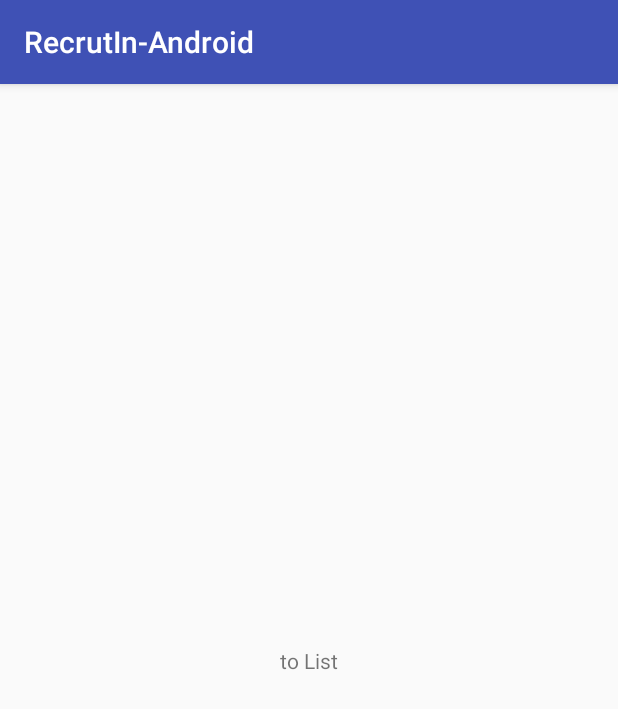
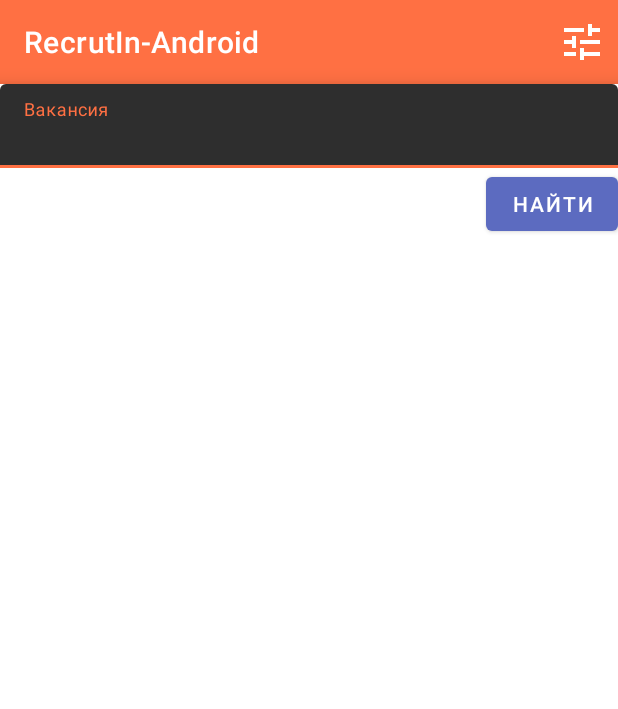
Before and after one commit to yarplux/Android_jobsFinder, an Android app: the screen it shows after launch (MainActivity), on a phone screen of 412 x 824 dp. Shown: the top 709 px of the screen. Run offline under Robolectric (Android 15) with nearby library versions, the phone set to English and light mode, and no system bars.

Commit message:
Задача #2.2
Функционал:

 + макет формы в выбранных цветах

```diff
--- a/app/src/main/AndroidManifest.xml
+++ b/app/src/main/AndroidManifest.xml
@@ -8,7 +8,7 @@
         android:label="@string/app_name"
         android:roundIcon="@mipmap/ic_launcher_round"
         android:supportsRtl="true"
-        android:theme="@style/AppTheme">
+        android:theme="@style/Theme.RecruteIn">
         <activity android:name=".MainActivity">
             <intent-filter>
                 <action android:name="android.intent.action.MAIN" />
--- /dev/null
+++ b/app/src/main/java/com/shifu/user/recrutin_android/GridFragment.java
@@ -0,0 +1,59 @@
+package com.shifu.user.recrutin_android;
+
+import android.os.Bundle;
+import android.support.annotation.NonNull;
+import android.support.v4.app.Fragment;
+import android.support.v7.app.AppCompatActivity;
+import android.support.v7.widget.GridLayoutManager;
+import android.support.v7.widget.RecyclerView;
+import android.support.v7.widget.Toolbar;
+import android.view.LayoutInflater;
+import android.view.Menu;
+import android.view.MenuInflater;
+import android.view.View;
+import android.view.ViewGroup;
+
+public class GridFragment extends Fragment{
+
+    @Override
+    public void onCreate(Bundle savedInstanceState) {
+        super.onCreate(savedInstanceState);
+        setHasOptionsMenu(true);
+    }
+
+    @Override
+    public View onCreateView(
+            @NonNull LayoutInflater inflater, ViewGroup container, Bundle savedInstanceState) {
+
+        View view = inflater.inflate(R.layout.grid_fragment, container, false);
+
+        setUpToolbar(view);
+
+        RecyclerView recyclerView = view.findViewById(R.id.recycler_view);
+        recyclerView.setHasFixedSize(true);
+        GridLayoutManager gridLayoutManager = new GridLayoutManager(getContext(), 2, GridLayoutManager.VERTICAL, false);
+        recyclerView.setLayoutManager(gridLayoutManager);
+//        recyclerView.setAdapter(adapter);
+//        int largePadding = getResources().getDimensionPixelSize(R.dimen.shr_staggered_product_grid_spacing_large);
+//        int smallPadding = getResources().getDimensionPixelSize(R.dimen.shr_staggered_product_grid_spacing_small);
+//        recyclerView.addItemDecoration(new ProductGridItemDecoration(largePadding, smallPadding));
+
+        return view;
+    }
+
+    private void setUpToolbar(View view) {
+        Toolbar toolbar = view.findViewById(R.id.app_bar);
+        AppCompatActivity activity = (AppCompatActivity) getActivity();
+        if (activity != null) {
+            activity.setSupportActionBar(toolbar);
+        }
+    }
+
+    @Override
+    public void onCreateOptionsMenu(Menu menu, MenuInflater menuInflater) {
+        menuInflater.inflate(R.menu.toolbar_menu, menu);
+        super.onCreateOptionsMenu(menu, menuInflater);
+    }
+
+
+}
--- a/app/src/main/java/com/shifu/user/recrutin_android/MainActivity.java
+++ b/app/src/main/java/com/shifu/user/recrutin_android/MainActivity.java
@@ -1,13 +1,43 @@
 package com.shifu.user.recrutin_android;
 
+import android.support.v4.app.Fragment;
+import android.support.v4.app.FragmentTransaction;
 import android.support.v7.app.AppCompatActivity;
 import android.os.Bundle;
 
-public class MainActivity extends AppCompatActivity {
+public class MainActivity extends AppCompatActivity implements NavigationHost{
 
     @Override
     protected void onCreate(Bundle savedInstanceState) {
         super.onCreate(savedInstanceState);
         setContentView(R.layout.activity_main);
+
+        if (savedInstanceState == null) {
+            getSupportFragmentManager()
+                    .beginTransaction()
+                    .add(R.id.container, new GridFragment())
+                    .commit();
+        }
+    }
+
+    /**
+     * Navigate to the given fragment.
+     *
+     * @param fragment       Fragment to navigate to.
+     * @param addToBackstack Whether or not the current fragment should be added to the backstack.
+     */
+
+    @Override
+    public void navigateTo(Fragment fragment, boolean addToBackstack) {
+        FragmentTransaction transaction =
+                getSupportFragmentManager()
+                        .beginTransaction()
+                        .replace(R.id.container, fragment);
+
+        if (addToBackstack) {
+            transaction.addToBackStack(null);
+        }
+
+        transaction.commit();
     }
 }
--- /dev/null
+++ b/app/src/main/java/com/shifu/user/recrutin_android/NavigationHost.java
@@ -0,0 +1,7 @@
+package com.shifu.user.recrutin_android;
+
+import android.support.v4.app.Fragment;
+
+public interface NavigationHost {
+    void navigateTo(Fragment fragment, boolean addToBackstack);
+}
--- /dev/null
+++ b/app/src/main/res/drawable-v24/filter.xml
@@ -0,0 +1,12 @@
+<vector xmlns:android="http://schemas.android.com/apk/res/android"
+    android:width="24dp"
+    android:height="24dp"
+    android:tint="@color/toolbarIconColor"
+    android:viewportWidth="18"
+    android:viewportHeight="18">
+    <path
+        android:fillColor="#FF000000"
+        android:pathData="M0,14L0,16L6,16L6,14L0,14ZM0,2L0,4L10,4L10,2L0,2ZM10,18L10,16L18,16L18,14L10,14L10,12L8,12L8,18L10,18ZM4,6L4,8L0,8L0,10L4,10L4,12L6,12L6,6L4,6ZM18,10L18,8L8,8L8,10L18,10ZM12,6L14,6L14,4L18,4L18,2L14,2L14,0L12,0L12,6Z"
+        android:strokeWidth="1"
+        android:strokeColor="#00000000" />
+</vector>
--- a/app/src/main/res/layout/activity_main.xml
+++ b/app/src/main/res/layout/activity_main.xml
@@ -1,18 +1,7 @@
 <?xml version="1.0" encoding="utf-8"?>
-<android.support.constraint.ConstraintLayout xmlns:android="http://schemas.android.com/apk/res/android"
-    xmlns:app="http://schemas.android.com/apk/res-auto"
+<FrameLayout xmlns:android="http://schemas.android.com/apk/res/android"
     xmlns:tools="http://schemas.android.com/tools"
+    android:id="@+id/container"
     android:layout_width="match_parent"
     android:layout_height="match_parent"
-    tools:context=".MainActivity">
-
-    <TextView
-        android:layout_width="wrap_content"
-        android:layout_height="wrap_content"
-        android:text="to List"
-        app:layout_constraintBottom_toBottomOf="parent"
-        app:layout_constraintLeft_toLeftOf="parent"
-        app:layout_constraintRight_toRightOf="parent"
-        app:layout_constraintTop_toTopOf="parent" />
-
-</android.support.constraint.ConstraintLayout>
+    tools:context=".MainActivity" />
--- /dev/null
+++ b/app/src/main/res/layout/grid_fragment.xml
@@ -0,0 +1,66 @@
+<?xml version="1.0" encoding="utf-8"?>
+<FrameLayout xmlns:android="http://schemas.android.com/apk/res/android"
+    xmlns:app="http://schemas.android.com/apk/res-auto"
+    xmlns:tools="http://schemas.android.com/tools"
+    android:layout_width="match_parent"
+    android:layout_height="match_parent"
+    tools:context=".GridFragment">
+
+    <android.support.design.widget.AppBarLayout
+        android:layout_width="match_parent"
+        android:layout_height="wrap_content"
+        app:elevation="0dp">
+
+        <android.support.v7.widget.Toolbar
+            android:id="@+id/app_bar"
+            android:theme="@style/Widget.RecruteIn.Toolbar"
+            android:layout_width="match_parent"
+            android:layout_height="?attr/actionBarSize"
+            app:title="@string/app_name"/>
+            <!--app:navigationIcon="@drawable/shr_menu"-->
+    </android.support.design.widget.AppBarLayout>
+
+    <android.support.v4.widget.NestedScrollView
+        android:layout_width="match_parent"
+        android:layout_height="match_parent"
+        android:layout_marginTop="?attr/actionBarSize"
+        android:background="@color/productGridBackgroundColor"
+        android:elevation="@dimen/def_elevation">
+        <!--app:layout_behavior="@string/appbar_scrolling_view_behavior"-->
+
+        <LinearLayout
+            android:layout_width="match_parent"
+            android:layout_height="wrap_content"
+            android:orientation="vertical">
+
+            <android.support.design.widget.TextInputLayout
+                style="@style/Widget.RecruteIn.TextInputLayout"
+                android:layout_width="match_parent"
+                android:layout_height="wrap_content"
+                android:hint="@string/hint_find">
+
+                <android.support.design.widget.TextInputEditText
+                    android:id="@+id/search_text"
+                    android:layout_width="match_parent"
+                    android:layout_height="wrap_content"
+                    android:inputType="text"
+                    android:maxLines="1" />
+            </android.support.design.widget.TextInputLayout>
+
+            <android.support.design.button.MaterialButton
+                android:id="@+id/search_button"
+                android:layout_gravity="end"
+                style="@style/Widget.RecruteIn.Button"
+                android:layout_width="wrap_content"
+                android:layout_height="wrap_content"
+                android:text="@string/action_find" />
+
+            <android.support.v7.widget.RecyclerView
+                android:id="@+id/recycler_view"
+                android:layout_width="match_parent"
+                android:layout_height="match_parent" />
+        </LinearLayout>
+
+    </android.support.v4.widget.NestedScrollView>
+
+</FrameLayout>
--- /dev/null
+++ b/app/src/main/res/menu/toolbar_menu.xml
@@ -0,0 +1,10 @@
+<?xml version="1.0" encoding="utf-8"?>
+<menu xmlns:android="http://schemas.android.com/apk/res/android"
+    xmlns:app="http://schemas.android.com/apk/res-auto">
+
+    <item
+        android:id="@+id/filter"
+        android:icon="@drawable/filter"
+        android:title="@string/filter_title"
+        app:showAsAction="always" />
+</menu>
--- /dev/null
+++ b/app/src/main/res/raw/test_data.json
@@ -0,0 +1,5 @@
+[
+  {
+
+  }
+]
--- a/app/src/main/res/values/colors.xml
+++ b/app/src/main/res/values/colors.xml
@@ -1,6 +1,15 @@
 <?xml version="1.0" encoding="utf-8"?>
 <resources>
-    <color name="colorPrimary">#3F51B5</color>
-    <color name="colorPrimaryDark">#303F9F</color>
-    <color name="colorAccent">#FF4081</color>
+    <color name="colorPrimary">#ff7043</color>
+    <color name="colorPrimaryDark">#c63f17</color>
+
+    <color name="toolbarIconColor">@color/textColorAccent</color>
+    <color name="colorControlActivated">@color/colorPrimaryDark</color>
+
+    <color name="colorAccent">#5c6bc0</color>
+
+    <color name="textColorAccent">#ffffff</color>
+    <color name="textColorPrimary">#000000</color>
+
+    <color name="productGridBackgroundColor">#FFFFFF</color>
 </resources>
--- a/app/src/main/res/values/strings.xml
+++ b/app/src/main/res/values/strings.xml
@@ -1,3 +1,12 @@
 <resources>
     <string name="app_name">RecrutIn-Android</string>
+
+    <string name="hint_find">Вакансия</string>
+    <string name="action_find">Найти</string>
+
+    <string name="fake_description">Описание вакансии</string>
+    <string name="fake_title">@string/hint_find</string>
+
+
+    <string name="filter_title">Фильтр</string>
 </resources>
--- a/app/src/main/res/values/styles.xml
+++ b/app/src/main/res/values/styles.xml
@@ -1,11 +1,34 @@
-<resources>
+<resources  xmlns:tools="http://schemas.android.com/tools">
 
     <!-- Base application theme. -->
-    <style name="AppTheme" parent="Theme.AppCompat.Light.DarkActionBar">
-        <!-- Customize your theme here. -->
+    <style name="Theme.RecruteIn" parent="Theme.MaterialComponents.NoActionBar">
+
+        <item name="android:statusBarColor" tools:targetApi="m">@color/colorControlActivated</item>
+        <item name="android:windowLightStatusBar" tools:targetApi="m">false</item>
+
         <item name="colorPrimary">@color/colorPrimary</item>
         <item name="colorPrimaryDark">@color/colorPrimaryDark</item>
+        <item name="android:textColorPrimary">@color/textColorPrimary</item>
         <item name="colorAccent">@color/colorAccent</item>
+        <item name="colorControlActivated">@color/colorControlActivated</item>
+    </style>
+
+    <!--Text input theme-->
+    <style name="Widget.RecruteIn.TextInputLayout" parent="Widget.MaterialComponents.TextInputLayout.FilledBox">
+        <item name="android:textColor">@color/textColorPrimary</item>
+    </style>
+
+    <!--Buttons theme-->
+    <style name="Widget.RecruteIn.Button" parent="Widget.MaterialComponents.Button">
+        <item name="android:textColor">@color/textColorAccent</item>
+        <item name="backgroundTint">?attr/colorAccent</item>
+    </style>
+
+    <!--Toolbar theme-->
+    <style name="Widget.RecruteIn.Toolbar" parent="Theme.MaterialComponents.Light.NoActionBar">
+        <item name="android:background">@color/colorPrimary</item>
+        <item name="android:textSize">@dimen/toolbar_text_size</item>
+        <item name="android:textColorPrimary">@color/textColorAccent</item>
     </style>
 
 </resources>
```
Also changed, not shown: app/build.gradle (+5 -3 lines), app/src/main/res/drawable-v24/search.xml (added, +10 -0 lines), app/src/main/res/layout/item_card.xml (added, +45 -0 lines), app/src/main/res/values/dimens.xml (added, +13 -0 lines).
